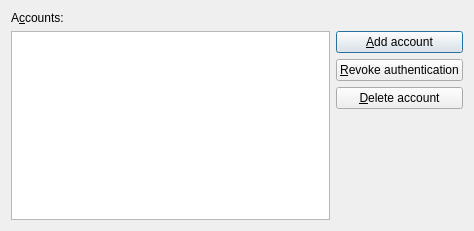
This is src/dialogs/ManageAccountsDialog.ui in d1vanov/quentier as Qt 5 draws it before an edit. The edited form follows.
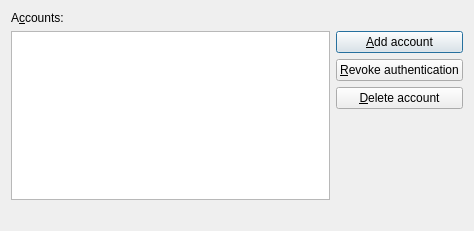
This is the edited form.

Diff of the .ui file:
```diff
--- a/src/dialogs/ManageAccountsDialog.ui
+++ b/src/dialogs/ManageAccountsDialog.ui
@@ -82,6 +82,9 @@
      </item>
     </layout>
    </item>
+   <item>
+    <widget class="QLabel" name="statusBarLabel"/>
+   </item>
   </layout>
  </widget>
  <resources/>
```
